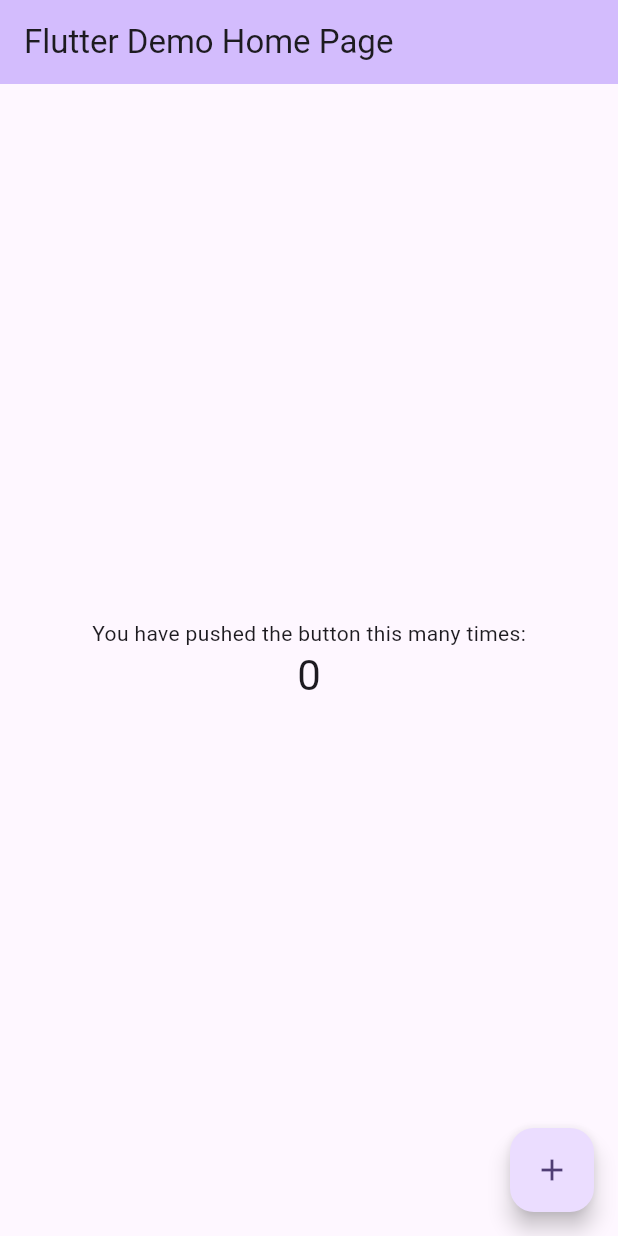
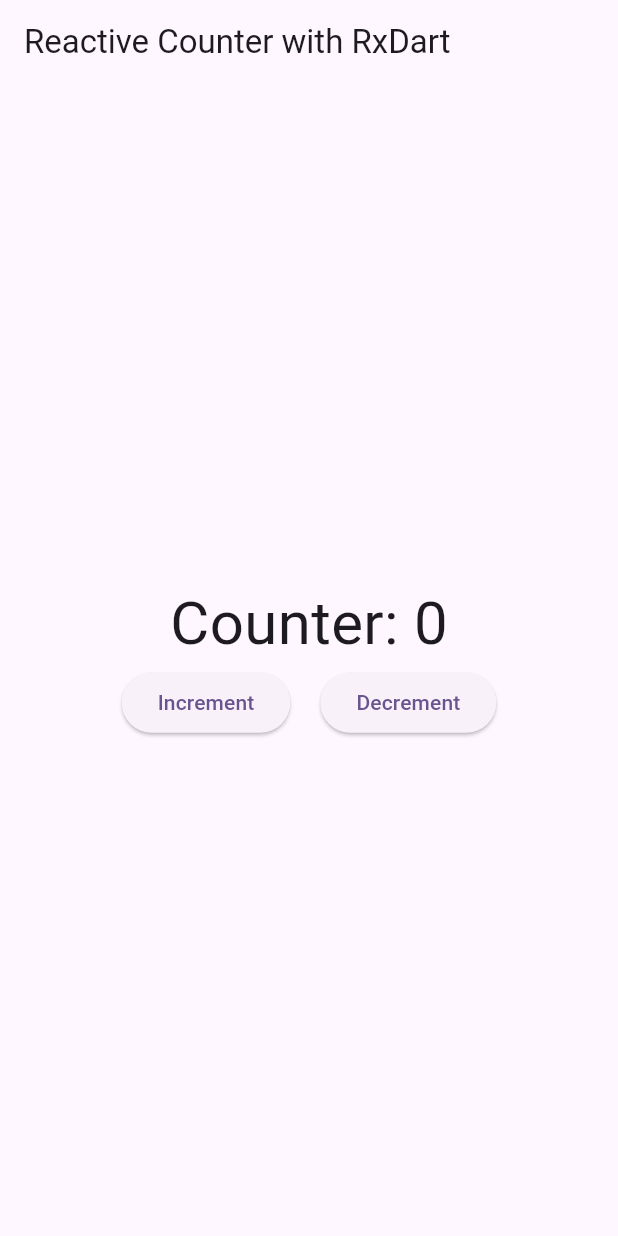
Before and after one commit to JioCoders/jio_reactor_flutter, a Flutter app: the screen it shows after launch, on a phone screen of 412 x 824 dp. Run offline on Flutter 3.47's test engine with Material 3 defaults, Android fonts, the phone set to English and light mode, and no system bars; our stand-ins replace rxdart.

```diff
--- a/example/lib/main.dart
+++ b/example/lib/main.dart
@@ -1,4 +1,5 @@
 import 'package:flutter/material.dart';
+import 'package:jio_reactor/jio_reactor.dart' show Obx, RxStateController;
 
 void main() {
   runApp(const MyApp());
@@ -7,116 +8,72 @@ void main() {
 class MyApp extends StatelessWidget {
   const MyApp({super.key});
 
-  // This widget is the root of your application.
   @override
   Widget build(BuildContext context) {
     return MaterialApp(
       title: 'Flutter Demo',
       theme: ThemeData(
-        // This is the theme of your application.
-        //
-        // TRY THIS: Try running your application with "flutter run". You'll see
-        // the application has a purple toolbar. Then, without quitting the app,
-        // try changing the seedColor in the colorScheme below to Colors.green
-        // and then invoke "hot reload" (save your changes or press the "hot
-        // reload" button in a Flutter-supported IDE, or press "r" if you used
-        // the command line to start the app).
-        //
-        // Notice that the counter didn't reset back to zero; the application
-        // state is not lost during the reload. To reset the state, use hot
-        // restart instead.
-        //
-        // This works for code too, not just values: Most code changes can be
-        // tested with just a hot reload.
         colorScheme: ColorScheme.fromSeed(seedColor: Colors.deepPurple),
       ),
-      home: const MyHomePage(title: 'Flutter Demo Home Page'),
+      home: const ObxCounterView(),
     );
   }
 }
 
-class MyHomePage extends StatefulWidget {
-  const MyHomePage({super.key, required this.title});
-
-  // This widget is the home page of your application. It is stateful, meaning
-  // that it has a State object (defined below) that contains fields that affect
-  // how it looks.
-
-  // This class is the configuration for the state. It holds the values (in this
-  // case the title) provided by the parent (in this case the App widget) and
-  // used by the build method of the State. Fields in a Widget subclass are
-  // always marked "final".
-
-  final String title;
-
-  @override
-  State<MyHomePage> createState() => _MyHomePageState();
-}
-
-class _MyHomePageState extends State<MyHomePage> {
-  int _counter = 0;
-
-  void _incrementCounter() {
-    setState(() {
-      // This call to setState tells the Flutter framework that something has
-      // changed in this State, which causes it to rerun the build method below
-      // so that the display can reflect the updated values. If we changed
-      // _counter without calling setState(), then the build method would not be
-      // called again, and so nothing would appear to happen.
-      _counter++;
-    });
-  }
+class ObxCounterView extends StatelessWidget {
+  const ObxCounterView({super.key});
 
   @override
   Widget build(BuildContext context) {
-    // This method is rerun every time setState is called, for instance as done
-    // by the _incrementCounter method above.
-    //
-    // The Flutter framework has been optimized to make rerunning build methods
-    // fast, so that you can just rebuild anything that needs updating rather
-    // than having to individually change instances of widgets.
+    // Bind the CounterController using `RxStateBinding` or directly
+    final CounterController counterController = CounterController();
+
     return Scaffold(
       appBar: AppBar(
-        // TRY THIS: Try changing the color here to a specific color (to
-        // Colors.amber, perhaps?) and trigger a hot reload to see the AppBar
-        // change color while the other colors stay the same.
-        backgroundColor: Theme.of(context).colorScheme.inversePrimary,
-        // Here we take the value from the MyHomePage object that was created by
-        // the App.build method, and use it to set our appbar title.
-        title: Text(widget.title),
+        title: Text('Reactive Counter with RxDart'),
       ),
       body: Center(
-        // Center is a layout widget. It takes a single child and positions it
-        // in the middle of the parent.
-        child: Column(
-          // Column is also a layout widget. It takes a list of children and
-          // arranges them vertically. By default, it sizes itself to fit its
-          // children horizontally, and tries to be as tall as its parent.
-          //
-          // Column has various properties to control how it sizes itself and
-          // how it positions its children. Here we use mainAxisAlignment to
-          // center the children vertically; the main axis here is the vertical
-          // axis because Columns are vertical (the cross axis would be
-          // horizontal).
-          //
-          // TRY THIS: Invoke "debug painting" (choose the "Toggle Debug Paint"
-          // action in the IDE, or press "p" in the console), to see the
-          // wireframe for each widget.
-          mainAxisAlignment: MainAxisAlignment.center,
-          children: <Widget>[
-            const Text('You have pushed the button this many times:'),
-            Text(
-              '$_counter',
-              style: Theme.of(context).textTheme.headlineMedium,
-            ),
-          ],
+        // Use `Obx` widget to rebuild when the counter value changes
+        child: Obx<int>(
+          stream: counterController.stateStream,
+          builder: (context, counter) {
+            return Column(
+              mainAxisAlignment: MainAxisAlignment.center,
+              children: [
+                Text('Counter: $counter', style: TextStyle(fontSize: 40)),
+                Row(
+                  mainAxisAlignment: MainAxisAlignment.center,
+                  children: [
+                    ElevatedButton(
+                      onPressed: counterController.increment,
+                      child: Text('Increment'),
+                    ),
+                    SizedBox(width: 20),
+                    ElevatedButton(
+                      onPressed: counterController.decrement,
+                      child: Text('Decrement'),
+                    ),
+                  ],
+                ),
+              ],
+            );
+          },
         ),
       ),
-      floatingActionButton: FloatingActionButton(
-        onPressed: _incrementCounter,
-        tooltip: 'Increment',
-        child: const Icon(Icons.add),
-      ), // This trailing comma makes auto-formatting nicer for build methods.
     );
   }
 }
+
+class CounterController extends RxStateController<int> {
+  CounterController() : super(0); // Initialize with a counter of 0
+
+  // Increment the counter value
+  void increment() {
+    updateState(state + 1);
+  }
+
+  // Decrement the counter value
+  void decrement() {
+    updateState(state - 1);
+  }
+}
--- a/lib/jio_reactor.dart
+++ b/lib/jio_reactor.dart
@@ -1,5 +1,3 @@
-/// A Calculator.
-class Calculator {
-  /// Returns [value] plus 1.
-  int addOne(int value) => value + 1;
-}
+
+export 'package:jio_reactor/src/obx.dart';
+export 'package:jio_reactor/src/rxcontroller.dart';
--- /dev/null
+++ b/lib/src/obx.dart
@@ -0,0 +1,28 @@
+import 'package:flutter/material.dart';
+
+/// The `Obx` widget rebuilds when the state emitted by the stream changes.
+class Obx<T> extends StatelessWidget {
+  final Stream<T> stream; // Stream to listen to
+  final Widget Function(BuildContext, T) builder; // Builder function
+
+  const Obx({super.key,
+    required this.stream,
+    required this.builder,
+  });
+
+  @override
+  Widget build(BuildContext context) {
+    return StreamBuilder<T>(
+      stream: stream,
+      builder: (context, snapshot) {
+        if (snapshot.connectionState == ConnectionState.waiting) {
+          return CircularProgressIndicator(); // Show loading while waiting
+        }
+        if (snapshot.hasError) {
+          return Text('Error: ${snapshot.error}'); // Error handling
+        }
+        return builder(context, snapshot.data as T); // Rebuild widget when state changes
+      },
+    );
+  }
+}
--- /dev/null
+++ b/lib/src/reactive.dart
@@ -0,0 +1,6 @@
+// `obs` marks a variable as reactive.
+import 'package:jio_reactor/src/reactive.dart' as reactive show obs;
+
+T obs<T>(T value) {
+  return reactive.obs(value);
+}
--- /dev/null
+++ b/lib/src/rxcontroller.dart
@@ -0,0 +1,29 @@
+import 'dart:async';
+import 'package:rxdart/rxdart.dart';
+
+/// Base class to manage reactive state using RxDart
+abstract class RxStateController<T> {
+  final BehaviorSubject<T> _stateSubject;
+
+  // The stream that emits the state changes
+  Stream<T> get stateStream => _stateSubject.stream;
+
+  // The current value of the state
+  T get state => _stateSubject.value;
+
+  // Sink to add new state values
+  Sink<T> get stateSink => _stateSubject.sink;
+
+  // Constructor initializes the controller with an initial state
+  RxStateController(T initialState) : _stateSubject = BehaviorSubject<T>.seeded(initialState);
+
+  // Update the state
+  void updateState(T newState) {
+    stateSink.add(newState);
+  }
+
+  // Dispose the subject to avoid memory leaks
+  void dispose() {
+    _stateSubject.close();
+  }
+}
```
Also changed, not shown: example/pubspec.yaml (+2 -34 lines), pubspec.yaml (+1 -27 lines), example/pubspec.lock.
